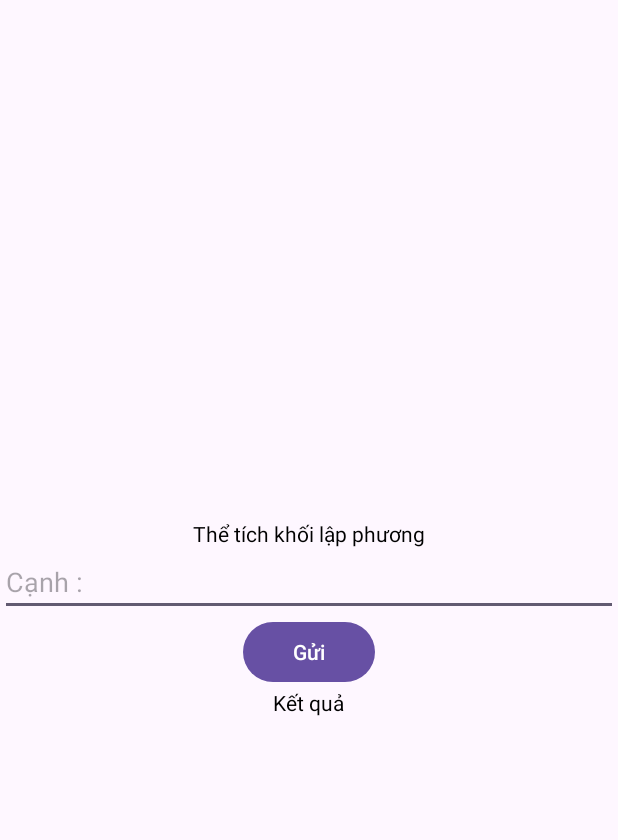
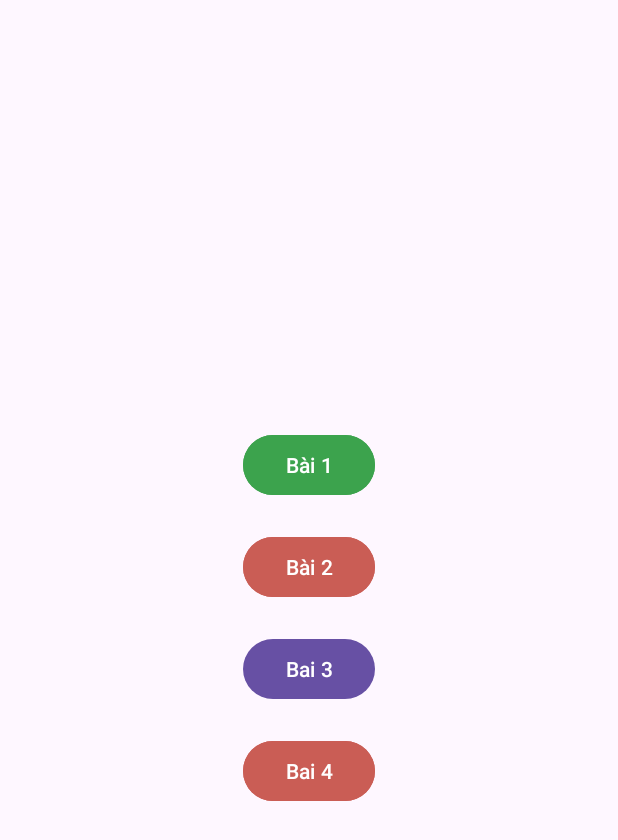
Before and after one commit to tranthithuphuong/LabAndroidNetworking, an Android app: the screen it shows after launch (MainBai3 before the commit, MainActivity after it), on a phone screen of 412 x 824 dp. Shown: the top 840 px of the screen. Run offline under Robolectric (Android 15) with nearby library versions, the phone set to English and light mode, and no system bars.

Commit message:
fix bugs lab2 and learn PHP tutorials

```diff
--- a/Lab2/app/src/main/java/com/example/lab2/Bai1/BackgroundTask_GET.java
+++ b/Lab2/app/src/main/java/com/example/lab2/Bai1/BackgroundTask_GET.java
@@ -26,7 +26,7 @@ public class BackgroundTask_GET extends AsyncTask<String,Void,String> {
 
     @Override
     protected String doInBackground(String... strings) {
-        link +="?name= "+name+"&score"+score;
+        link += "?name=" + name + "&score=" + score;
         try {
             URL url = new URL(link);
             HttpURLConnection urlConnection =(HttpURLConnection) url.openConnection();
--- a/Lab2/app/src/main/java/com/example/lab2/Bai1/MainBai1.java
+++ b/Lab2/app/src/main/java/com/example/lab2/Bai1/MainBai1.java
@@ -25,7 +25,7 @@ public class MainBai1 extends AppCompatActivity implements View.OnClickListener
         edtName = findViewById(R.id.edtName);
         edtScore = findViewById(R.id.edtScore);
         btnLoad = findViewById(R.id.btnSend);
-        link ="http://192.168.9.103/api_android/api_lab2.php" ;
+        link ="http://10.24.21.142/api_android/api_lab2.php" ;
         btnLoad.setOnClickListener(this);
 
     }
--- a/Lab2/app/src/main/java/com/example/lab2/Bai2/AsyncTask_POST.java
+++ b/Lab2/app/src/main/java/com/example/lab2/Bai2/AsyncTask_POST.java
@@ -20,7 +20,7 @@ public class AsyncTask_POST extends AsyncTask<Void,Void,Void> {
     private String kq ="";
 
 
-    public AsyncTask_POST(Context context, String dai, String rong, String linl, TextView tvRs) {
+    public AsyncTask_POST(Context context, String dai, String rong, String link, TextView tvRs) {
         this.context = context;
         this.dai = dai;
         this.rong = rong;
@@ -38,7 +38,7 @@ public class AsyncTask_POST extends AsyncTask<Void,Void,Void> {
             urlConnection.setDoOutput(true);
             urlConnection.setRequestMethod("POST");
             urlConnection.setFixedLengthStreamingMode(ts.getBytes().length);
-            urlConnection.setRequestProperty("Content-Type","application/x-ww-form-urlencoder");
+            urlConnection.setRequestProperty("Content-Type","application/x-www-form-urlencoded");
             PrintWriter printWriter = new PrintWriter(urlConnection.getOutputStream());
             printWriter.print(ts);
             printWriter.close();
--- a/Lab2/app/src/main/java/com/example/lab2/Bai2/MainBai2.java
+++ b/Lab2/app/src/main/java/com/example/lab2/Bai2/MainBai2.java
@@ -30,7 +30,7 @@ public class MainBai2 extends AppCompatActivity implements View.OnClickListener
 
     @Override
     public void onClick(View v) {
-        String link ="http://192.168.1.7/api_android/api_lab2_bai2.php";
+        String link ="http://10.24.21.142/api_android/api_lab2_bai2.php";
         AsyncTask_POST taskPost = new AsyncTask_POST(this, edtDai.getText().toString(), edtRong.getText().toString(),link,tvkq);
         taskPost.execute();
     }
--- a/Lab2/app/src/main/java/com/example/lab2/Bai3/BackgroundTask_POST_bai3.java
+++ b/Lab2/app/src/main/java/com/example/lab2/Bai3/BackgroundTask_POST_bai3.java
@@ -9,14 +9,12 @@ import java.io.BufferedReader;
 import java.io.InputStreamReader;
 import java.io.PrintWriter;
 import java.net.HttpURLConnection;
-import java.net.MalformedURLException;
 import java.net.URL;
-import java.net.URLDecoder;
 import java.net.URLEncoder;
 
 
 public class BackgroundTask_POST_bai3 extends AsyncTask<String,Void,Void> {
-    String duongdan = "http://192.168.1.7/api_android/api_lab2_bai3.php";
+    String duongdan = "http://10.24.21.142/api_android/api_lab2_bai3.php";
     Context context;
     TextView tvKq;
     String strKq;
@@ -36,7 +34,7 @@ public class BackgroundTask_POST_bai3 extends AsyncTask<String,Void,Void> {
             urlConnection.setDoOutput(true);
             urlConnection.setRequestMethod("POST");
             urlConnection.setFixedLengthStreamingMode(param.getBytes().length);
-            urlConnection.setRequestProperty("Content-Type", "application/x-www-form-urlencoder");
+            urlConnection.setRequestProperty("Content-Type", "application/x-www-form-urlencoded");
 
             PrintWriter printWriter = new PrintWriter(urlConnection.getOutputStream());
             printWriter.print(param);
--- a/Lab2/app/src/main/java/com/example/lab2/MainActivity.java
+++ b/Lab2/app/src/main/java/com/example/lab2/MainActivity.java
@@ -2,26 +2,58 @@ package com.example.lab2;
 
 import androidx.appcompat.app.AppCompatActivity;
 
+import android.content.Intent;
 import android.os.Bundle;
-import android.view.View;
 import android.widget.Button;
-import android.widget.EditText;
-import android.widget.TextView;
 
-import com.example.lab2.Bai1.BackgroundTask_GET;
+import com.example.lab2.Bai1.MainBai1;
+import com.example.lab2.Bai2.MainBai2;
+import com.example.lab2.Bai3.MainBai3;
+import com.example.lab2.bai4.bai4;
 
-import java.io.IOException;
-import java.net.HttpURLConnection;
-import java.net.MalformedURLException;
-import java.net.URL;
 
 public class MainActivity extends AppCompatActivity {
 
+    private Button btnB1;
+    private Button btnB2;
+    private Button btnB3;
+    private Button btnB4;
+    private Class hm;
 
     @Override
     protected void onCreate(Bundle savedInstanceState) {
         super.onCreate(savedInstanceState);
         setContentView(R.layout.activity_main);
+        btnB1 = (Button) findViewById(R.id.btn_b1);
+        btnB2 = (Button) findViewById(R.id.btn_b2);
+        btnB3 = (Button) findViewById(R.id.btn_b3);
+        btnB4 = (Button) findViewById(R.id.btn_b4);
 
+        btnB1.setOnClickListener(v -> executeExercise(1));
+        btnB2.setOnClickListener(v -> executeExercise(2));
+        btnB3.setOnClickListener(v -> executeExercise(3));
+        btnB4.setOnClickListener(v -> executeExercise(4));
+    }
+
+    private void executeExercise(int exerciseNumber) {
+        switch (exerciseNumber) {
+            case 1:
+                hm = MainBai1.class;
+                break;
+
+            case 2:
+                hm = MainBai2.class;
+                break;
+
+            case 3:
+                hm = MainBai3.class;
+                break;
+
+            case 4:
+                hm = bai4.class;
+
+        }
+
+        startActivity(new Intent(MainActivity.this, hm));
     }
 }
--- a/Lab2/app/src/main/java/com/example/lab2/bai4/bai4.java
+++ b/Lab2/app/src/main/java/com/example/lab2/bai4/bai4.java
@@ -11,7 +11,7 @@ import com.example.lab2.R;
 
 
 public class bai4 extends Activity implements View.OnClickListener {
-    public static final String SERVER_NAME ="http://192.168.1.7/api_android/api_lab2_bai4.php";
+    public static final String SERVER_NAME ="http://10.24.21.142/api_android/api_lab2_bai4.php";
 private EditText edsoa,edsob,edsoc;
 private Button btnSend;
 private TextView tvketqua;
--- a/Lab2/app/src/main/res/layout/activity_main.xml
+++ b/Lab2/app/src/main/res/layout/activity_main.xml
@@ -1,12 +1,40 @@
 <?xml version="1.0" encoding="utf-8"?>
 <LinearLayout xmlns:android="http://schemas.android.com/apk/res/android"
-    xmlns:app="http://schemas.android.com/apk/res-auto"
     xmlns:tools="http://schemas.android.com/tools"
     android:layout_width="match_parent"
-    android:gravity="center"
+    android:layout_height="match_parent"
+    tools:context=".MainActivity"
     android:orientation="vertical"
-    android:layout_height="match_parent"
-    tools:context=".MainActivity">
+    android:gravity="center">
+
+    <Button
+        android:id="@+id/btn_b1"
+        android:layout_width="wrap_content"
+        android:layout_height="wrap_content"
+        android:text="Bài 1"
+        android:backgroundTint="#3CA34D"/>
+
+    <Button
+        android:layout_marginTop="20dp"
+        android:id="@+id/btn_b2"
+        android:layout_width="wrap_content"
+        android:layout_height="wrap_content"
+        android:text="Bài 2"
+        android:backgroundTint="#CA5D55"/>
+    <Button
+        android:layout_marginTop="20dp"
+        android:id="@+id/btn_b3"
+        android:layout_width="wrap_content"
+        android:layout_height="wrap_content"
+        android:text="Bai 3"/>
+
+    <Button
+        android:layout_marginTop="20dp"
+        android:id="@+id/btn_b4"
+        android:layout_width="wrap_content"
+        android:layout_height="wrap_content"
+        android:text="Bai 4"
+        android:backgroundTint="#CA5D55"/>
 
 
 
```
Also changed, not shown: Lab2/app/src/main/AndroidManifest.xml (+13 -0 lines), 1 other file.
